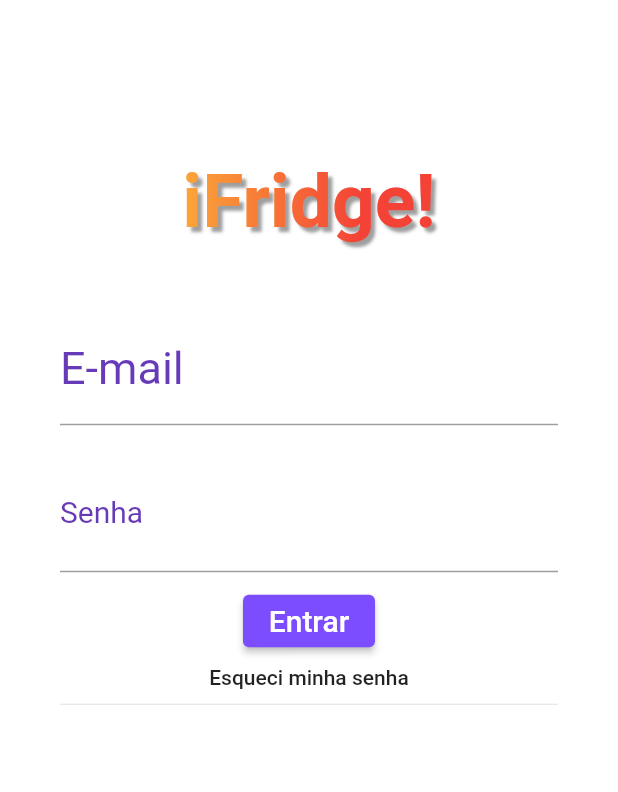
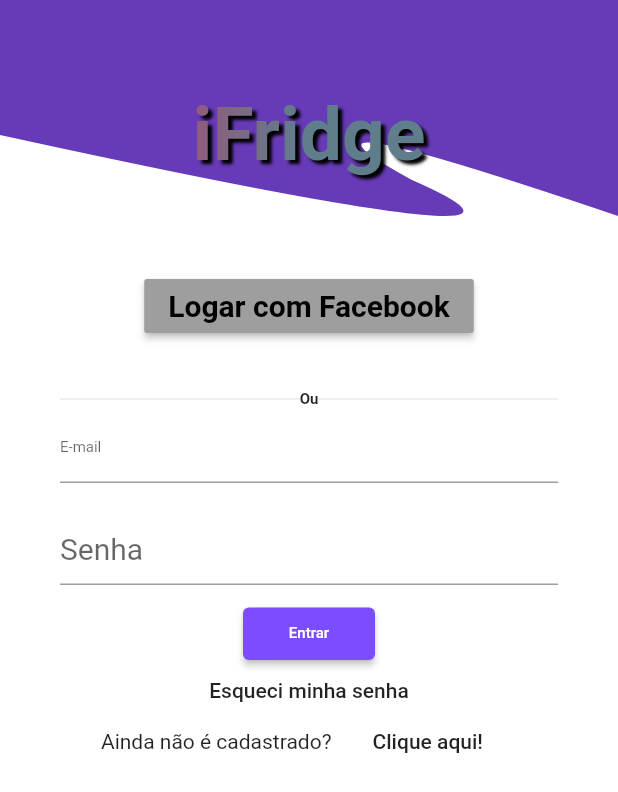
Before and after one commit to felipemelchior/iFridge, a Flutter app: the screen it shows after launch, on a phone screen of 412 x 824 dp. Shown: the top 792 px of the screen. Run offline on Flutter 3.47's test engine with Material 2 defaults, Android fonts, the light colour scheme and no system bars; Roboto replaces fonts that are missing (Merriweather).

Commit message:
Add: Botões da tela de cadastro

```diff
--- a/frontend/ifridge/lib/login_screen.dart
+++ b/frontend/ifridge/lib/login_screen.dart
@@ -7,29 +7,41 @@ class LoginScreen extends StatefulWidget {
 
 class _LoginScreenState extends State<LoginScreen> {
   final Shader linearGradient = LinearGradient(
-  colors: <Color>[Colors.yellow, Colors.red],
+    colors: <Color>[Colors.pink, Colors.blueGrey],
   ).createShader(Rect.fromLTWH(0.0, 0.0, 200.0, 70.0));
-
 
   @override
   Widget build(BuildContext context) {
     return Scaffold(
       body: Container(
-        padding: EdgeInsets.only(
-          top: 60,
-          left: 40,
-          right: 40,
-        ),
           color: Colors.white,
-        child: ListView(
+          child:Column(
               children: <Widget>[
-            SizedBox(
-              height: 150,
+                Container(
+                  width: MediaQuery.of(context).size.width,
+                  // height: MediaQuery.of(context).size.height/3,
+                  height: 180,
+                  // decoration: BoxDecoration(
+                  //   gradient: LinearGradient(
+                  //     colors: [
+                  //       Color(0xFFf45d27),
+                  //       Color(0xFFf5851f),
+                  //     ],
+                  //   ),
+                  //   borderRadius: BorderRadius.only(
+                  //     bottomLeft: Radius.circular(50),
+                  //     bottomRight: Radius.circular(50),
+                  //   ),
+                  // ),
+                  child: CustomPaint(
+                    painter: ShapeCurvo(),
+                    child: SizedBox(
+                      height: 100,
                       width: 130,
                       child: Container(
                         alignment: Alignment.center,
                         child: Text(
-                      "iFridge!",
+                          "iFridge",
                           style: TextStyle(
                             fontWeight: FontWeight.bold,
                             fontSize: 50,
@@ -38,26 +50,80 @@ class _LoginScreenState extends State<LoginScreen> {
                             shadows: [
                               Shadow(
                                   blurRadius: 2,
-                            color: Colors.grey,
-                            offset: Offset(3, 3)
-                          ),
+                                  color: Colors.black,
+                                  offset: Offset(3, 3)),
                             ],
                           ),
                         ),
                       ),
                     ),
+                  ),
+                ),
+                Container(
+                  height: MediaQuery.of(context).size.height,
+                  padding: EdgeInsets.only(
+                    top: 0,
+                    left: 40,
+                    right: 40,
+                  ),
+                  child: Column(
+                    children: <Widget>[
+                      Container(
+                        padding: EdgeInsets.only(
+                          bottom: 30,
+                        ),
+                        alignment: Alignment.center,
+                        child: RaisedButton(
+                          color: Colors.grey,
+                          child: Text(
+                            "Logar com Facebook",
+                            style: TextStyle(
+                              fontWeight: FontWeight.bold,
+                              fontSize: 20,
+                              fontFamily: "Merriweather",
+                              color: Colors.black,
+                              // shadows: [
+                              //   Shadow(
+                              //       blurRadius: 2,
+                              //       color: Colors.black,
+                              //       offset: Offset(3, 3)),
+                              // ],
+                            ),
+                          ),
+                          onPressed: () {},
+                        ),
+                      ),
+                      Row(
+                        children: <Widget>[
+                          Expanded(
+                            child: Divider(),
+                          ),
+                          Text(
+                            "Ou",
+                            style: TextStyle(
+                              fontWeight: FontWeight.bold,
+                              fontSize: 10,
+                              fontFamily: "Merriweather",
+                            ),
+                          ),
+                          Expanded(
+                            child: Divider(),
+                          ),
+                        ],
+                      ),
                       TextFormField(
                         keyboardType: TextInputType.emailAddress,
                         decoration: InputDecoration(
-                labelText: "E-mail",
+                          // labelText: "E-mail",
+                          hintText: "E-mail",
                           labelStyle: TextStyle(
                             color: Colors.deepPurple,
                             fontWeight: FontWeight.w400,
-                  fontSize: 30,
+                            fontSize: 20,
                           ),
                         ),
                         style: TextStyle(
-                fontSize: 20,
+                          fontSize: 10,
                         ),
                       ),
                       SizedBox(
@@ -67,15 +133,16 @@ class _LoginScreenState extends State<LoginScreen> {
                         keyboardType: TextInputType.text,
                         obscureText: true,
                         decoration: InputDecoration(
-                labelText: "Senha",
+                          // labelText: "Senha",
+                          hintText: "Senha",
                           labelStyle: TextStyle(
                             color: Colors.deepPurple,
                             fontWeight: FontWeight.w400,
-                  fontSize: 20,
+                            fontSize: 10,
                           ),
                         ),
                         style: TextStyle(
-                fontSize: 30,
+                          fontSize: 20,
                         ),
                       ),
                       Container(
@@ -88,14 +155,13 @@ class _LoginScreenState extends State<LoginScreen> {
                             textAlign: TextAlign.center,
                             style: TextStyle(
                               color: Colors.white,
-                          fontSize: 20,
+                              fontSize: 10,
                               fontWeight: FontWeight.w500,
                             ),
                           ),
                           shape: new RoundedRectangleBorder(
-                        borderRadius: new BorderRadius.circular(4)
-                      ),
-                      onPressed: (){},
+                              borderRadius: new BorderRadius.circular(4)),
+                          onPressed: () {},
                         ),
                         padding: EdgeInsets.only(top: 15),
                       ),
@@ -113,11 +179,63 @@ class _LoginScreenState extends State<LoginScreen> {
                           onPressed: () {},
                         ),
                       ),
-            Divider(),
-
+                      Row(
+                        crossAxisAlignment: CrossAxisAlignment.center,
+                        children: <Widget>[
+                          Expanded(
+                            child: Text("Ainda não é cadastrado?",
+                                    textAlign: TextAlign.center,
+                                  ),
+                          ),
+                          Container(
+                            // height: 20,
+                            alignment: Alignment.centerLeft,
+                            child: FlatButton(
+                              child: Text(
+                                "Clique aqui!",
+                                textAlign: TextAlign.center,
+                              ),
+                              padding: EdgeInsets.only(
+                                right: 50,
+                              ),
+                              onPressed: () {},
+                            ),
+                          ),
+                        ],
+                      )
+                    ],
+                  ),
+                ),
               ],
             ),
           ),
     );
   }
 }
+
+class ShapeCurvo extends CustomPainter {
+  @override
+  void paint(Canvas canvas, Size size) {
+    var paint = Paint();
+    paint.color = Colors.deepPurple;
+    paint.style = PaintingStyle.fill; // Change this to fill
+
+    var path = Path();
+
+    path.moveTo(0, size.height * 0.50);
+    path.quadraticBezierTo(
+        size.width, size.height, size.width / 1.5, size.height / 1.5);
+    // path.lineTo(size.width/2, size.height/2);
+    path.quadraticBezierTo(
+        size.width / 2.5, size.height / 3, size.width, size.height * 0.80);
+    path.lineTo(size.width, 0);
+    path.lineTo(0, 0);
+
+    canvas.drawPath(path, paint);
+  }
+
+  @override
+  bool shouldRepaint(CustomPainter oldDelegate) {
+    return true;
+  }
+}
```
Lines whose indentation alone changed are shown as unchanged.
